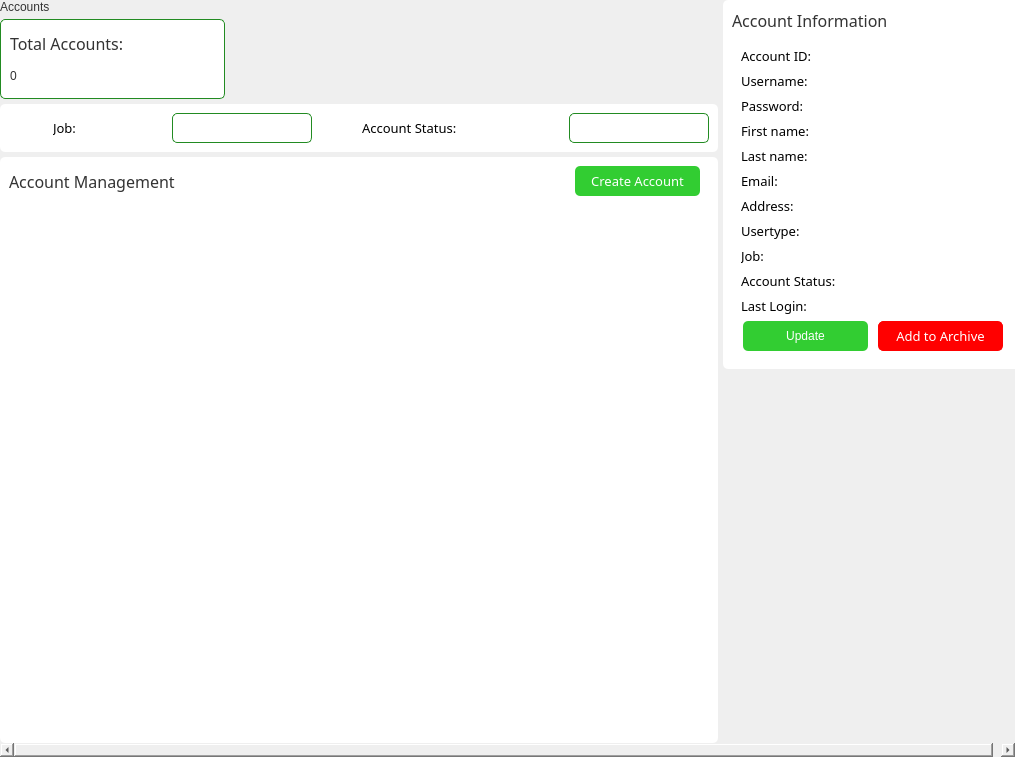
This is app/src/ui/NEW/accounts_page.ui in Kazu0210/Inventory-System as Qt 5 draws it before an edit. The edited form follows.
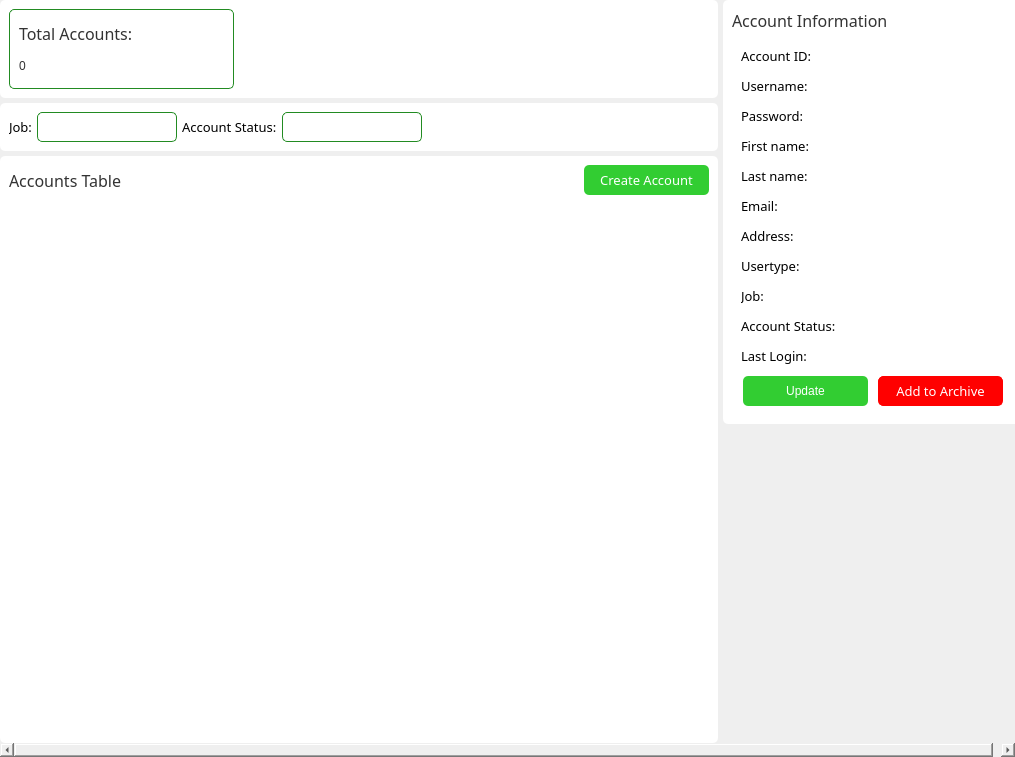
This is the edited form.

Commit message: ui changed on accounts page, activity logs, main window, new account page, profile page

Patch:
```diff
--- a/app/src/ui/NEW/accounts_page.ui
+++ b/app/src/ui/NEW/accounts_page.ui
@@ -92,43 +92,20 @@
            <number>0</number>
           </property>
           <item>
-           <widget class="QFrame" name="frame_24">
+           <widget class="QFrame" name="frame_21">
+            <property name="styleSheet">
+             <string notr="true">#frame_21{
+background-color: #fff;
+border-radius: 5px;
+}</string>
+            </property>
             <property name="frameShape">
              <enum>QFrame::StyledPanel</enum>
             </property>
             <property name="frameShadow">
              <enum>QFrame::Raised</enum>
             </property>
-            <layout class="QHBoxLayout" name="horizontalLayout_20">
-             <property name="spacing">
-              <number>0</number>
-             </property>
-             <property name="leftMargin">
-              <number>0</number>
-             </property>
-             <property name="topMargin">
-              <number>0</number>
-             </property>
-             <property name="rightMargin">
-              <number>0</number>
-             </property>
-             <property name="bottomMargin">
-              <number>0</number>
-             </property>
-             <item>
-              <widget class="QLabel" name="label_19">
-               <property name="styleSheet">
-                <string notr="true">font: 87 16pt &quot;Noto Sans Black&quot;;
-color: #333333;</string>
-               </property>
-               <property name="text">
-                <string>Accounts</string>
-               </property>
-              </widget>
-             </item>
-            </layout>
-           </widget>
-          </item>
+            <layout class="QHBoxLayout" name="horizontalLayout_8">
           <item>
            <widget class="QFrame" name="frame_8">
             <property name="minimumSize">
@@ -217,6 +194,22 @@
            </widget>
           </item>
           <item>
+              <spacer name="horizontalSpacer">
+               <property name="orientation">
+                <enum>Qt::Horizontal</enum>
+               </property>
+               <property name="sizeHint" stdset="0">
+                <size>
+                 <width>40</width>
+                 <height>20</height>
+                </size>
+               </property>
+              </spacer>
+             </item>
+            </layout>
+           </widget>
+          </item>
+          <item>
            <widget class="QFrame" name="table_cont">
             <property name="minimumSize">
              <size>
@@ -429,6 +422,19 @@
                   </layout>
                  </widget>
                 </item>
+                <item>
+                 <spacer name="horizontalSpacer_2">
+                  <property name="orientation">
+                   <enum>Qt::Horizontal</enum>
+                  </property>
+                  <property name="sizeHint" stdset="0">
+                   <size>
+                    <width>40</width>
+                    <height>20</height>
+                   </size>
+                  </property>
+                 </spacer>
+                </item>
                </layout>
               </widget>
              </item>
@@ -483,6 +489,9 @@
                    <property name="topMargin">
                     <number>0</number>
                    </property>
+                   <property name="rightMargin">
+                    <number>0</number>
+                   </property>
                    <property name="bottomMargin">
                     <number>0</number>
                    </property>
@@ -502,7 +511,7 @@
 color: #333333;</string>
                      </property>
                      <property name="text">
-                      <string>Account Management</string>
+                      <string>Accounts Table</string>
                      </property>
                     </widget>
                    </item>
@@ -748,7 +757,7 @@
                </property>
                <layout class="QVBoxLayout" name="verticalLayout_3">
                 <property name="spacing">
-                 <number>5</number>
+                 <number>10</number>
                 </property>
                 <property name="leftMargin">
                  <number>9</number>
```
Lines whose indentation alone changed are shown as unchanged. The commit also changes 25 other files.
